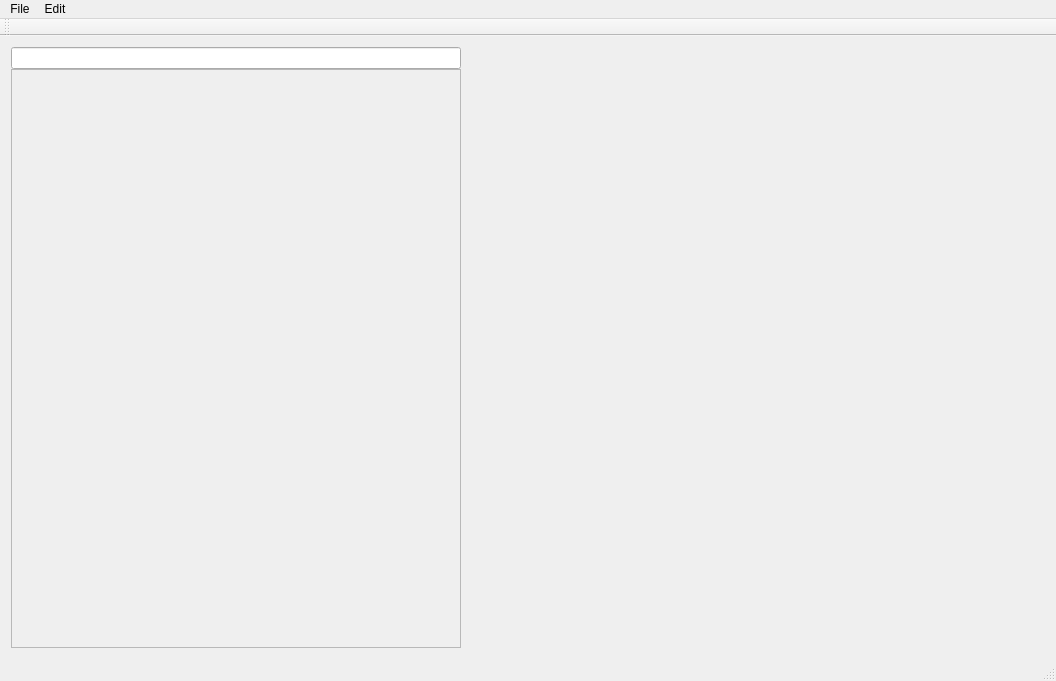
Old version of the form mainwindow.ui in the repository Extend3d/SaveManager.
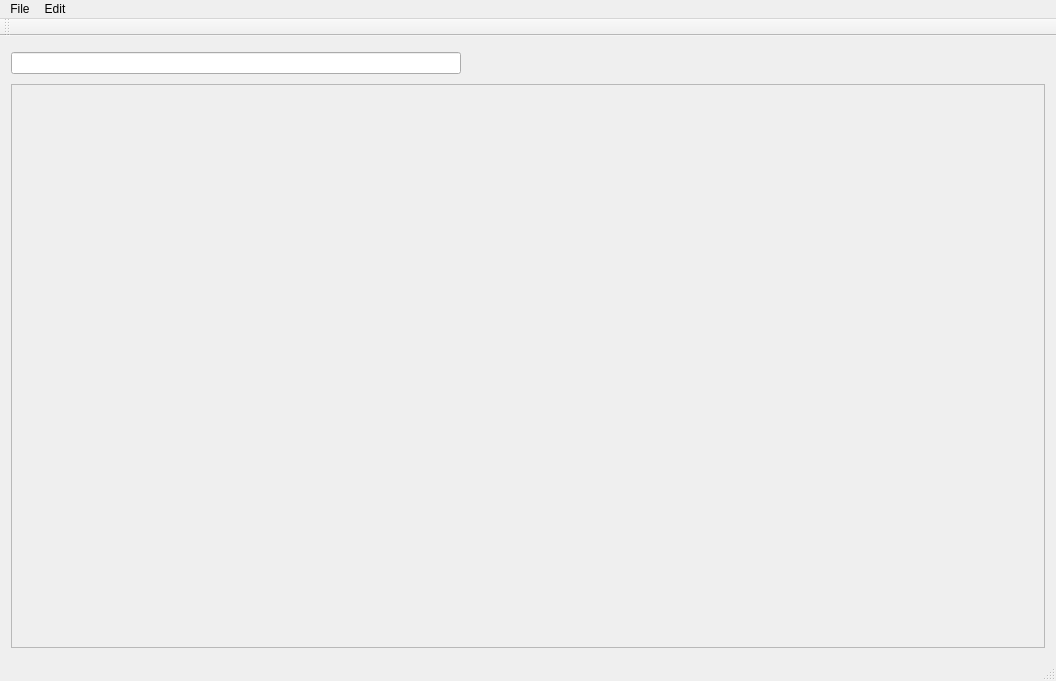
New version of the form.

What changed in the file:
```diff
--- a/mainwindow.ui
+++ b/mainwindow.ui
@@ -20,11 +20,14 @@
       <item>
        <layout class="QVBoxLayout" name="verticalLayout">
         <property name="spacing">
-         <number>0</number>
+         <number>10</number>
         </property>
         <property name="sizeConstraint">
          <enum>QLayout::SetMinimumSize</enum>
         </property>
+        <property name="topMargin">
+         <number>5</number>
+        </property>
         <item>
          <widget class="QLineEdit" name="lineEdit">
           <property name="maximumSize">
@@ -37,17 +40,8 @@
         </item>
         <item>
          <widget class="QScrollArea" name="scrollArea">
-          <property name="sizePolicy">
-           <sizepolicy hsizetype="Minimum" vsizetype="Expanding">
-            <horstretch>0</horstretch>
-            <verstretch>0</verstretch>
-           </sizepolicy>
-          </property>
-          <property name="maximumSize">
-           <size>
-            <width>450</width>
-            <height>16777215</height>
-           </size>
+          <property name="lineWidth">
+           <number>2</number>
           </property>
           <property name="widgetResizable">
            <bool>true</bool>
@@ -57,30 +51,15 @@
             <rect>
              <x>0</x>
              <y>0</y>
-             <width>448</width>
-             <height>560</height>
+             <width>1028</width>
+             <height>546</height>
             </rect>
            </property>
-           <property name="sizePolicy">
-            <sizepolicy hsizetype="Minimum" vsizetype="Preferred">
-             <horstretch>0</horstretch>
-             <verstretch>0</verstretch>
-            </sizepolicy>
-           </property>
-           <property name="maximumSize">
-            <size>
-             <width>450</width>
-             <height>16777215</height>
-            </size>
-           </property>
           </widget>
          </widget>
         </item>
        </layout>
       </item>
-      <item>
-       <widget class="QWidget" name="mediaContainer" native="true"/>
-      </item>
      </layout>
     </item>
    </layout>
```
